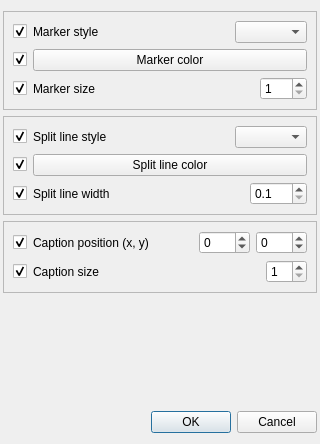
This is ui/pointconfigdialog.ui in salsergey/gpxviewer as Qt 5 draws it before an edit. The edited form follows.
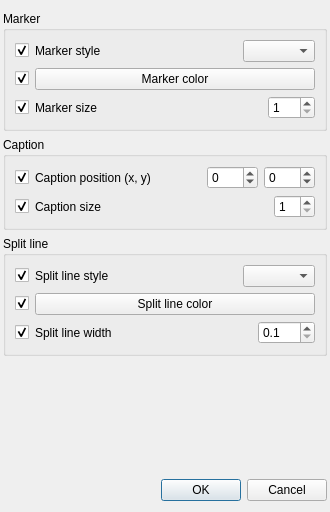
This is the edited form. Custom widgets are drawn as their Qt base class.

```diff
--- a/ui/pointconfigdialog.ui
+++ b/ui/pointconfigdialog.ui
@@ -9,8 +9,8 @@
    <rect>
     <x>0</x>
     <y>0</y>
-    <width>320</width>
-    <height>444</height>
+    <width>330</width>
+    <height>512</height>
    </rect>
   </property>
   <property name="windowTitle">
@@ -24,12 +24,9 @@
     <number>3</number>
    </property>
    <item>
-    <widget class="QFrame" name="frame">
-     <property name="frameShape">
-      <enum>QFrame::StyledPanel</enum>
-     </property>
-     <property name="frameShadow">
-      <enum>QFrame::Raised</enum>
+    <widget class="QGroupBox" name="groupBox">
+     <property name="title">
+      <string>Marker</string>
      </property>
      <layout class="QVBoxLayout" name="verticalLayout">
       <item>
@@ -108,7 +105,7 @@
        </layout>
       </item>
       <item>
-       <layout class="QHBoxLayout" name="horizontalLayout_7">
+       <layout class="QHBoxLayout" name="horizontalLayout_3">
         <item>
          <widget class="QCheckBox" name="markerSizeCheckBox">
           <property name="checked">
@@ -117,7 +114,7 @@
          </widget>
         </item>
         <item>
-         <widget class="QWidget" name="widget_3" native="true">
+         <widget class="QWidget" name="markerSizeWidget" native="true">
           <property name="sizePolicy">
            <sizepolicy hsizetype="MinimumExpanding" vsizetype="Preferred">
             <horstretch>0</horstretch>
@@ -138,7 +135,7 @@
             <number>0</number>
            </property>
            <item>
-            <widget class="QLabel" name="label_3">
+            <widget class="QLabel" name="label_2">
              <property name="sizePolicy">
               <sizepolicy hsizetype="MinimumExpanding" vsizetype="Preferred">
                <horstretch>0</horstretch>
@@ -169,16 +166,151 @@
     </widget>
    </item>
    <item>
-    <widget class="QFrame" name="frame_2">
-     <property name="frameShape">
-      <enum>QFrame::StyledPanel</enum>
+    <widget class="QGroupBox" name="groupBox_3">
+     <property name="title">
+      <string>Caption</string>
      </property>
-     <property name="frameShadow">
-      <enum>QFrame::Raised</enum>
+     <layout class="QVBoxLayout" name="verticalLayout_3">
+      <item>
+       <layout class="QHBoxLayout" name="horizontalLayout_4">
+        <item>
+         <widget class="QCheckBox" name="captionPositionCheckBox">
+          <property name="toolTip">
+           <string>Whether to change this property for selected points</string>
+          </property>
+          <property name="checked">
+           <bool>true</bool>
+          </property>
+         </widget>
+        </item>
+        <item>
+         <widget class="QWidget" name="captionPositionWidget" native="true">
+          <property name="sizePolicy">
+           <sizepolicy hsizetype="MinimumExpanding" vsizetype="Preferred">
+            <horstretch>0</horstretch>
+            <verstretch>0</verstretch>
+           </sizepolicy>
+          </property>
+          <layout class="QHBoxLayout" name="horizontalLayout_12">
+           <property name="leftMargin">
+            <number>0</number>
+           </property>
+           <property name="topMargin">
+            <number>0</number>
+           </property>
+           <property name="rightMargin">
+            <number>0</number>
+           </property>
+           <property name="bottomMargin">
+            <number>0</number>
+           </property>
+           <item>
+            <widget class="QLabel" name="label_3">
+             <property name="sizePolicy">
+              <sizepolicy hsizetype="MinimumExpanding" vsizetype="Preferred">
+               <horstretch>0</horstretch>
+               <verstretch>0</verstretch>
+              </sizepolicy>
+             </property>
+             <property name="text">
+              <string>Caption position (x, y)</string>
+             </property>
+            </widget>
+           </item>
+           <item>
+            <widget class="QSpinBox" name="captionPositionXSpinBox">
+             <property name="minimum">
+              <number>-999</number>
+             </property>
+             <property name="maximum">
+              <number>999</number>
+             </property>
+            </widget>
+           </item>
+           <item>
+            <widget class="QSpinBox" name="captionPositionYSpinBox">
+             <property name="minimum">
+              <number>-999</number>
+             </property>
+             <property name="maximum">
+              <number>999</number>
+             </property>
+            </widget>
+           </item>
+          </layout>
+         </widget>
+        </item>
+       </layout>
+      </item>
+      <item>
+       <layout class="QHBoxLayout" name="horizontalLayout_11">
+        <item>
+         <widget class="QCheckBox" name="captionSizeCheckBox">
+          <property name="toolTip">
+           <string>Whether to change this property for selected points</string>
+          </property>
+          <property name="checked">
+           <bool>true</bool>
+          </property>
+         </widget>
+        </item>
+        <item>
+         <widget class="QWidget" name="captionSizeWidget" native="true">
+          <property name="sizePolicy">
+           <sizepolicy hsizetype="MinimumExpanding" vsizetype="Preferred">
+            <horstretch>0</horstretch>
+            <verstretch>0</verstretch>
+           </sizepolicy>
+          </property>
+          <layout class="QHBoxLayout" name="horizontalLayout_14">
+           <property name="leftMargin">
+            <number>0</number>
+           </property>
+           <property name="topMargin">
+            <number>0</number>
+           </property>
+           <property name="rightMargin">
+            <number>0</number>
+           </property>
+           <property name="bottomMargin">
+            <number>0</number>
+           </property>
+           <item>
+            <widget class="QLabel" name="label_4">
+             <property name="sizePolicy">
+              <sizepolicy hsizetype="MinimumExpanding" vsizetype="Preferred">
+               <horstretch>0</horstretch>
+               <verstretch>0</verstretch>
+              </sizepolicy>
+             </property>
+             <property name="text">
+              <string>Caption size</string>
+             </property>
+            </widget>
+           </item>
+           <item>
+            <widget class="QSpinBox" name="captionSizeSpinBox">
+             <property name="minimum">
+              <number>1</number>
+             </property>
+            </widget>
+           </item>
+          </layout>
+         </widget>
+        </item>
+       </layout>
+      </item>
+     </layout>
+    </widget>
+   </item>
+   <item>
+    <widget class="QGroupBox" name="groupBox_2">
+     <property name="title">
+      <string>Split line</string>
      </property>
      <layout class="QVBoxLayout" name="verticalLayout_2">
       <item>
-       <layout class="QHBoxLayout" name="horizontalLayout_3">
+       <layout class="QHBoxLayout" name="horizontalLayout_13">
         <item>
          <widget class="QCheckBox" name="lineStyleCheckBox">
           <property name="checked">
@@ -187,7 +319,7 @@
          </widget>
         </item>
         <item>
-         <widget class="QWidget" name="widget_2" native="true">
+         <widget class="QWidget" name="lineStyleWidget" native="true">
           <property name="sizePolicy">
            <sizepolicy hsizetype="MinimumExpanding" vsizetype="Preferred">
             <horstretch>0</horstretch>
@@ -208,7 +340,7 @@
             <number>0</number>
            </property>
            <item>
-            <widget class="QLabel" name="label_2">
+            <widget class="QLabel" name="label_5">
              <property name="sizePolicy">
               <sizepolicy hsizetype="MinimumExpanding" vsizetype="Preferred">
                <horstretch>0</horstretch>
@@ -229,7 +361,7 @@
        </layout>
       </item>
       <item>
-       <layout class="QHBoxLayout" name="horizontalLayout_4">
+       <layout class="QHBoxLayout" name="horizontalLayout_7">
         <item>
          <widget class="QCheckBox" name="lineColorCheckBox">
           <property name="checked">
@@ -283,7 +415,7 @@
             <number>0</number>
            </property>
            <item>
-            <widget class="QLabel" name="label_4">
+            <widget class="QLabel" name="label_6">
              <property name="sizePolicy">
               <sizepolicy hsizetype="MinimumExpanding" vsizetype="Preferred">
                <horstretch>0</horstretch>
@@ -316,153 +448,15 @@
      </layout>
     </widget>
    </item>
-   <item>
-    <widget class="QFrame" name="frame_3">
-     <property name="frameShape">
-      <enum>QFrame::StyledPanel</enum>
-     </property>
-     <property name="frameShadow">
-      <enum>QFrame::Raised</enum>
-     </property>
-     <layout class="QVBoxLayout" name="verticalLayout_3">
-      <item>
-       <layout class="QHBoxLayout" name="horizontalLayout_11">
-        <item>
-         <widget class="QCheckBox" name="captionPositionCheckBox">
-          <property name="checked">
-           <bool>true</bool>
-          </property>
-         </widget>
-        </item>
-        <item>
-         <widget class="QWidget" name="widget_5" native="true">
-          <property name="sizePolicy">
-           <sizepolicy hsizetype="MinimumExpanding" vsizetype="Preferred">
-            <horstretch>0</horstretch>
-            <verstretch>0</verstretch>
-           </sizepolicy>
-          </property>
-          <layout class="QHBoxLayout" name="horizontalLayout_12">
-           <property name="leftMargin">
-            <number>0</number>
-           </property>
-           <property name="topMargin">
-            <number>0</number>
-           </property>
-           <property name="rightMargin">
-            <number>0</number>
-           </property>
-           <property name="bottomMargin">
-            <number>0</number>
-           </property>
-           <item>
-            <widget class="QLabel" name="label_5">
-             <property name="sizePolicy">
-              <sizepolicy hsizetype="MinimumExpanding" vsizetype="Preferred">
-               <horstretch>0</horstretch>
-               <verstretch>0</verstretch>
-              </sizepolicy>
-             </property>
-             <property name="text">
-              <string>Caption position (x, y)</string>
-             </property>
-            </widget>
-           </item>
-           <item>
-            <widget class="QSpinBox" name="captionPositionXSpinBox">
-             <property name="minimum">
-              <number>-999</number>
-             </property>
-             <property name="maximum">
-              <number>999</number>
-             </property>
-            </widget>
-           </item>
-           <item>
-            <widget class="QSpinBox" name="captionPositionYSpinBox">
-             <property name="minimum">
-              <number>-999</number>
-             </property>
-             <property name="maximum">
-              <number>999</number>
-             </property>
-            </widget>
-           </item>
-          </layout>
-         </widget>
-        </item>
-       </layout>
-      </item>
-      <item>
-       <layout class="QHBoxLayout" name="horizontalLayout_13">
-        <item>
-         <widget class="QCheckBox" name="captionSizeCheckBox">
-          <property name="checked">
-           <bool>true</bool>
-          </property>
-         </widget>
-        </item>
-        <item>
-         <widget class="QWidget" name="widget_6" native="true">
-          <property name="sizePolicy">
-           <sizepolicy hsizetype="MinimumExpanding" vsizetype="Preferred">
-            <horstretch>0</horstretch>
-            <verstretch>0</verstretch>
-           </sizepolicy>
-          </property>
-          <layout class="QHBoxLayout" name="horizontalLayout_14">
-           <property name="leftMargin">
-            <number>0</number>
-           </property>
-           <property name="topMargin">
-            <number>0</number>
-           </property>
-           <property name="rightMargin">
-            <number>0</number>
-           </property>
-           <property name="bottomMargin">
-            <number>0</number>
-           </property>
-           <item>
-            <widget class="QLabel" name="label_6">
-             <property name="sizePolicy">
-              <sizepolicy hsizetype="MinimumExpanding" vsizetype="Preferred">
-               <horstretch>0</horstretch>
-               <verstretch>0</verstretch>
-              </sizepolicy>
-             </property>
-             <property name="text">
-              <string>Caption size</string>
-             </property>
-            </widget>
-           </item>
-           <item>
-            <widget class="QSpinBox" name="captionSizeSpinBox">
-             <property name="minimum">
-              <number>1</number>
-             </property>
-            </widget>
-           </item>
-          </layout>
-         </widget>
-        </item>
-       </layout>
-      </item>
-     </layout>
-    </widget>
-   </item>
    <item>
     <spacer name="verticalSpacer">
      <property name="orientation">
       <enum>Qt::Vertical</enum>
      </property>
-     <property name="sizeType">
-      <enum>QSizePolicy::MinimumExpanding</enum>
-     </property>
      <property name="sizeHint" stdset="0">
       <size>
-       <width>20</width>
-       <height>20</height>
+       <width>0</width>
+       <height>10</height>
       </size>
      </property>
     </spacer>
```
Left out of the diff: 112 changed lines with no effect on the pictures.
